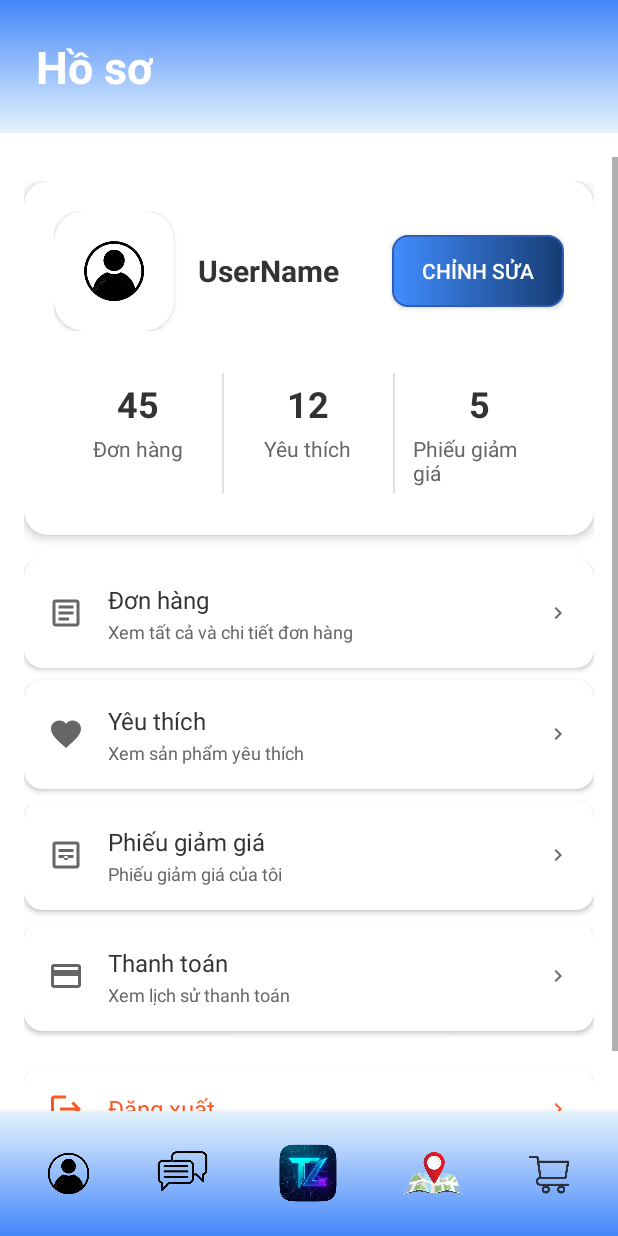
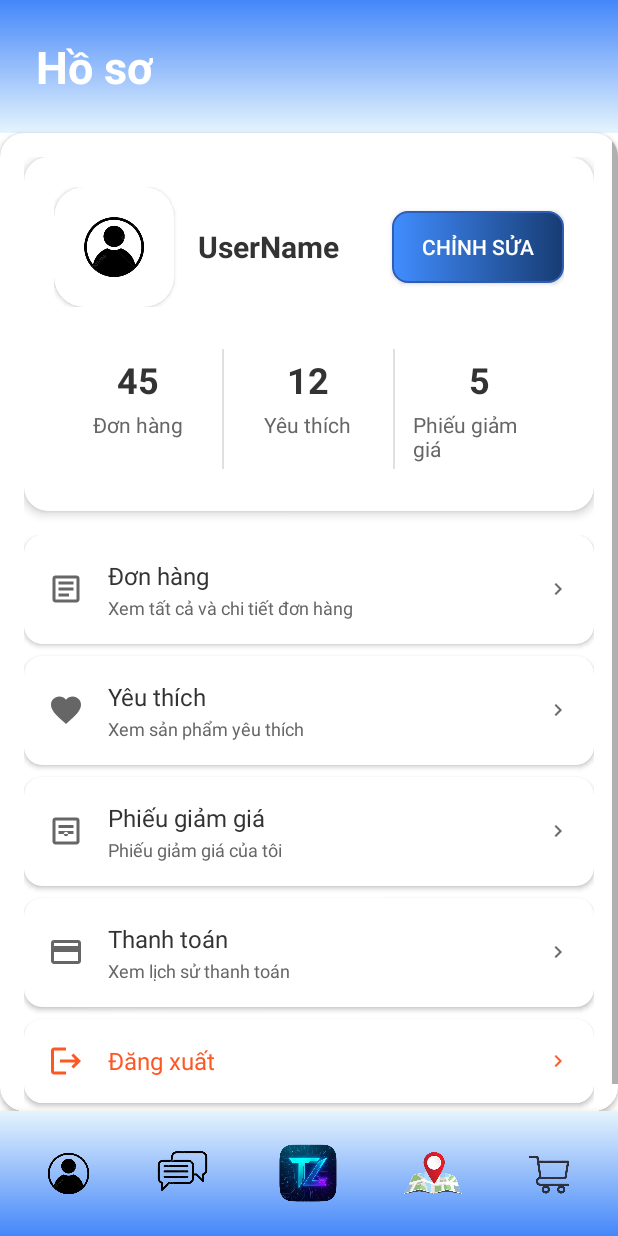
Before and after one commit to PRM392-FinalProject-G2/PRM392_FinalProject_ProductSaleApp_MB, an Android app: the ProfileActivity screen opened directly, with no data from a screen before it, on a phone screen of 412 x 824 dp. Run offline under Robolectric (Android 15) with nearby library versions, the phone set to English and light mode, and no system bars; pictures from the network do not load; 1 statement that could not run was skipped.

Commit message:
update radius body of profile activity

```diff
--- a/PRM392_FinalProject_ProductSaleApp_Group2/app/src/main/res/layout/activity_profile.xml
+++ b/PRM392_FinalProject_ProductSaleApp_Group2/app/src/main/res/layout/activity_profile.xml
@@ -9,7 +9,6 @@
     android:fitsSystemWindows="false"
     tools:context=".auth.ProfileActivity">
 
-    <!-- Header with gradient background -->
     <LinearLayout
         android:id="@+id/header_layout"
         android:layout_width="match_parent"
@@ -33,16 +32,24 @@
 
     </LinearLayout>
 
-    <!-- Main content area -->
-    <ScrollView
-        android:id="@+id/scroll_view"
+    <androidx.cardview.widget.CardView
+        android:id="@+id/body_container"
         android:layout_width="0dp"
         android:layout_height="0dp"
-        android:layout_marginTop="16dp"
         app:layout_constraintTop_toBottomOf="@+id/header_layout"
         app:layout_constraintBottom_toTopOf="@+id/bottom_navigation"
         app:layout_constraintStart_toStartOf="parent"
-        app:layout_constraintEnd_toEndOf="parent">
+        app:layout_constraintEnd_toEndOf="parent"
+        app:cardCornerRadius="16dp"
+        app:cardElevation="2dp"
+        app:cardUseCompatPadding="false">
+
+        <ScrollView
+            android:id="@+id/scroll_view"
+            android:layout_width="match_parent"
+            android:layout_height="match_parent"
+            android:clipToPadding="false"
+            android:padding="0dp">
 
             <LinearLayout
                 android:layout_width="match_parent"
@@ -50,7 +57,6 @@
                 android:orientation="vertical"
                 android:padding="16dp">
 
-            <!-- Profile Card -->
                 <androidx.cardview.widget.CardView
                     android:layout_width="match_parent"
                     android:layout_height="wrap_content"
@@ -64,7 +70,6 @@
                         android:orientation="vertical"
                         android:padding="20dp">
 
-                    <!-- User Info Section -->
                         <LinearLayout
                             android:layout_width="match_parent"
                             android:layout_height="wrap_content"
@@ -72,7 +77,6 @@
                             android:gravity="center_vertical"
                             android:layout_marginBottom="20dp">
 
-                        <!-- Profile Picture -->
                             <androidx.cardview.widget.CardView
                                 android:layout_width="80dp"
                                 android:layout_height="80dp"
@@ -106,7 +110,6 @@
 
                             </LinearLayout>
 
-                        <!-- Edit Button -->
                             <androidx.appcompat.widget.AppCompatButton
                                 android:id="@+id/btn_edit_profile"
                                 android:layout_width="wrap_content"
@@ -119,13 +122,11 @@
 
                         </LinearLayout>
 
-                    <!-- Statistics Section -->
                         <LinearLayout
                             android:layout_width="match_parent"
                             android:layout_height="wrap_content"
                             android:orientation="horizontal">
 
-                        <!-- Orders -->
                             <LinearLayout
                                 android:layout_width="0dp"
                                 android:layout_height="wrap_content"
@@ -153,14 +154,12 @@
 
                             </LinearLayout>
 
-                        <!-- Divider -->
                             <View
                                 android:layout_width="1dp"
                                 android:layout_height="match_parent"
                                 android:background="#E0E0E0"
                                 android:layout_marginVertical="8dp" />
 
-                        <!-- Wishlist -->
                             <LinearLayout
                                 android:layout_width="0dp"
                                 android:layout_height="wrap_content"
@@ -188,14 +187,12 @@
 
                             </LinearLayout>
 
-                        <!-- Divider -->
                             <View
                                 android:layout_width="1dp"
                                 android:layout_height="match_parent"
                                 android:background="#E0E0E0"
                                 android:layout_marginVertical="8dp" />
 
-                        <!-- Vouchers -->
                             <LinearLayout
                                 android:layout_width="0dp"
                                 android:layout_height="wrap_content"
@@ -229,13 +226,11 @@
 
                 </androidx.cardview.widget.CardView>
 
-            <!-- Menu Items -->
                 <LinearLayout
                     android:layout_width="match_parent"
                     android:layout_height="wrap_content"
                     android:orientation="vertical">
 
-                <!-- Orders Menu Item -->
                     <androidx.cardview.widget.CardView
                         android:layout_width="match_parent"
                         android:layout_height="wrap_content"
@@ -292,7 +287,6 @@
 
                     </androidx.cardview.widget.CardView>
 
-                <!-- Wishlist Menu Item -->
                     <androidx.cardview.widget.CardView
                         android:layout_width="match_parent"
                         android:layout_height="wrap_content"
@@ -349,7 +343,6 @@
 
                     </androidx.cardview.widget.CardView>
 
-                <!-- Vouchers Menu Item -->
                     <androidx.cardview.widget.CardView
                         android:layout_width="match_parent"
                         android:layout_height="wrap_content"
@@ -406,7 +399,6 @@
 
                     </androidx.cardview.widget.CardView>
 
-                <!-- Payment Menu Item -->
                     <androidx.cardview.widget.CardView
                         android:layout_width="match_parent"
                         android:layout_height="wrap_content"
@@ -463,12 +455,10 @@
 
                     </androidx.cardview.widget.CardView>
 
-                <!-- Logout Button -->
                     <androidx.cardview.widget.CardView
                         android:layout_width="match_parent"
                         android:layout_height="wrap_content"
-                    android:layout_marginTop="16dp"
-                    android:layout_marginHorizontal="0dp"
+                        android:layout_marginBottom="8dp"
                         app:cardCornerRadius="12dp"
                         app:cardElevation="2dp">
 
@@ -476,12 +466,12 @@
                             android:id="@+id/btn_logout"
                             android:layout_width="match_parent"
                             android:layout_height="wrap_content"
-                        android:orientation="horizontal"
-                        android:padding="16dp"
-                        android:gravity="center_vertical"
+                            android:background="?attr/selectableItemBackground"
                             android:clickable="true"
                             android:focusable="true"
-                        android:background="?attr/selectableItemBackground">
+                            android:gravity="center_vertical"
+                            android:orientation="horizontal"
+                            android:padding="16dp">
 
                             <ImageView
                                 android:layout_width="24dp"
@@ -492,11 +482,11 @@
                             <TextView
                                 android:layout_width="0dp"
                                 android:layout_height="wrap_content"
+                                android:layout_marginStart="16dp"
                                 android:layout_weight="1"
                                 android:text="Đăng xuất"
-                            android:textSize="16sp"
                                 android:textColor="#FF5722"
-                            android:layout_marginStart="16dp" />
+                                android:textSize="16sp" />
 
                             <ImageView
                                 android:layout_width="16dp"
@@ -514,7 +504,8 @@
 
         </ScrollView>
 
-    <!-- Bottom Navigation Bar -->
+    </androidx.cardview.widget.CardView>
+
     <include
         android:id="@+id/bottom_navigation"
         layout="@layout/bottom_navigation"
```
Also changed, not shown: PRM392_FinalProject_ProductSaleApp_Group2/app/src/main/res/layout/activity_edit_profile.xml (+14 -4 lines). Lines whose indentation alone changed are shown as unchanged.
